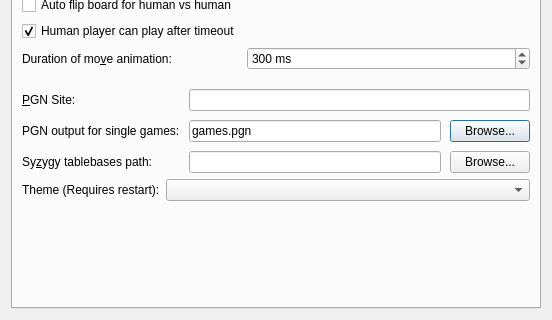
The window that projects/gui/ui/settingsdlg.ui (Ajaja/cutechess) describes before a commit, drawn with Qt 5; both pictures show x 0 to 552 and y 181 to 501 of the 552 by 501 pixel window.
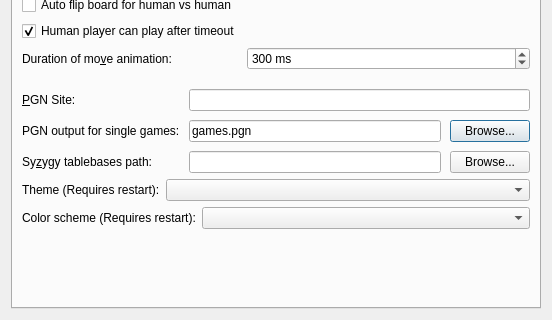
The same window after the commit. Custom widgets are drawn as their Qt base class.

Commit message: Theme setting + hint

The edit to the form file:
```diff
--- a/projects/gui/ui/settingsdlg.ui
+++ b/projects/gui/ui/settingsdlg.ui
@@ -231,6 +231,23 @@
          </item>
         </layout>
        </item>
+       <item>
+        <layout class="QFormLayout" name="formLayout_8">
+         <item row="1" column="1">
+          <widget class="QComboBox" name="m_colorThemeCombo"/>
+         </item>
+         <item row="1" column="0">
+          <widget class="QLabel" name="m_colorThemeLabel">
+           <property name="text">
+            <string>Color scheme (Requires restart):</string>
+           </property>
+           <property name="buddy">
+            <cstring>m_colorThemeCombo</cstring>
+           </property>
+          </widget>
+         </item>
+        </layout>
+       </item>
        <item>
         <spacer name="verticalSpacer_2">
          <property name="orientation">
```
The commit also changes 2 other files.
